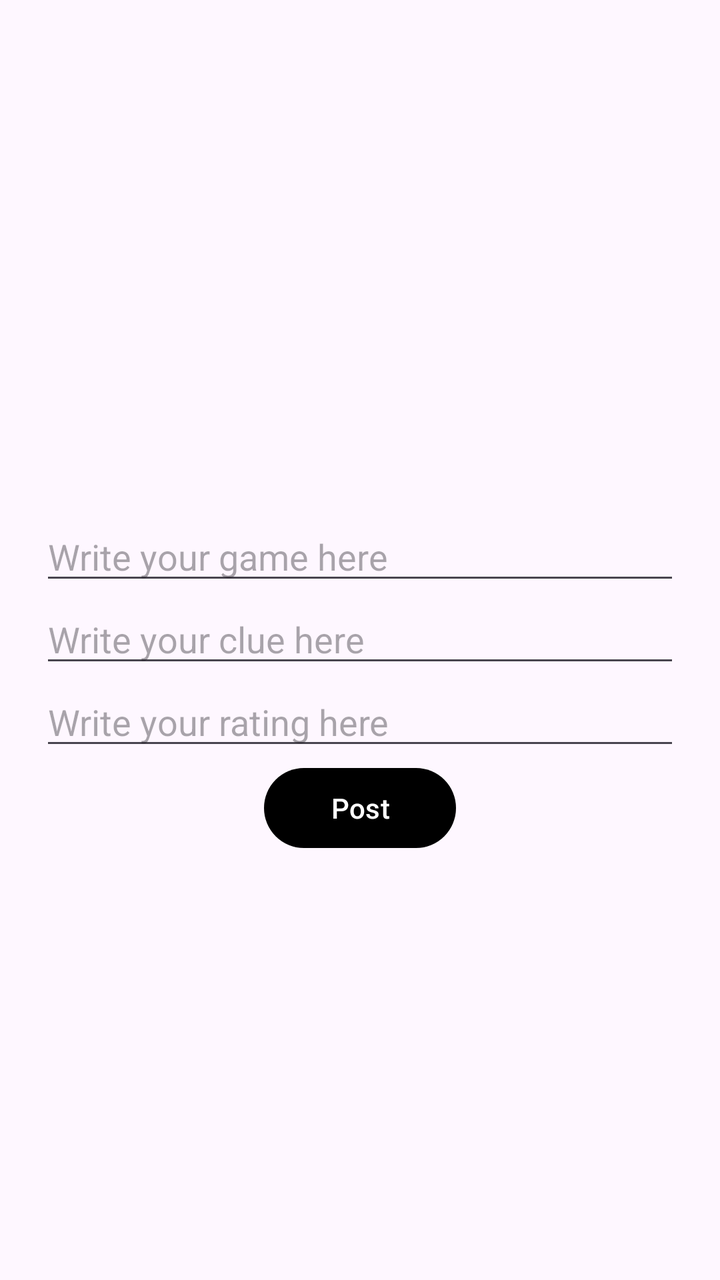
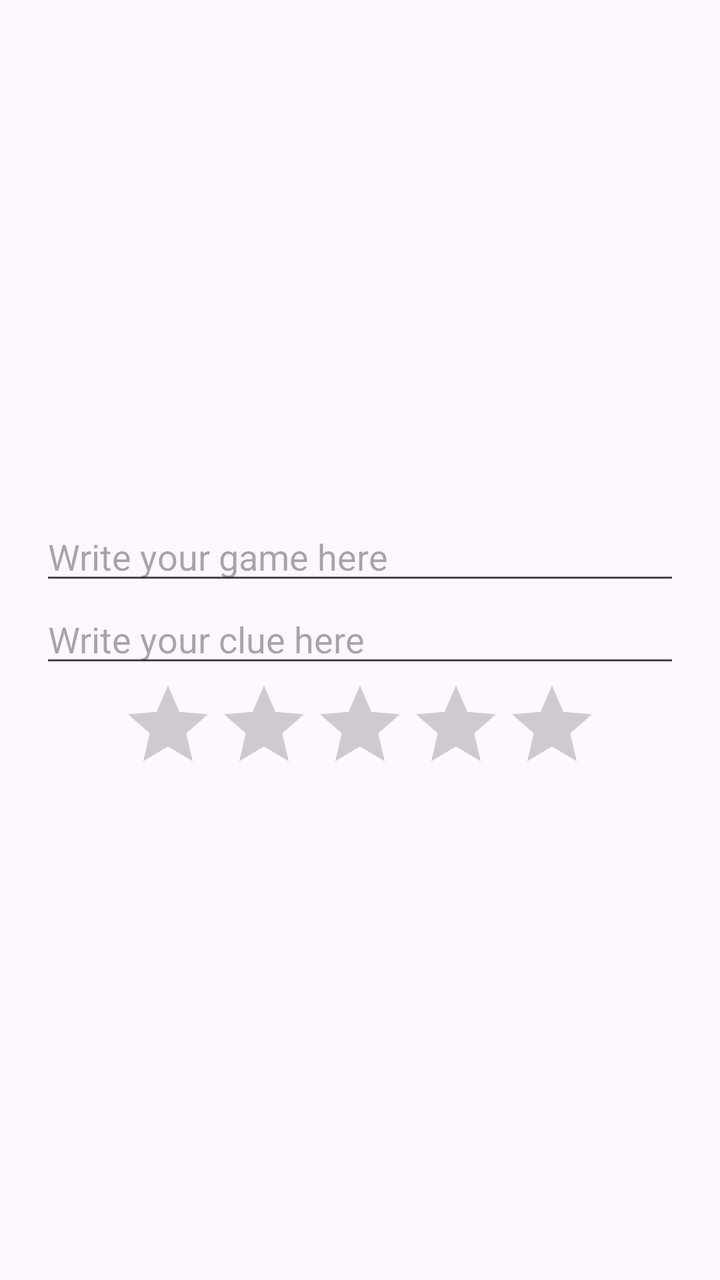

Compare the two renders of this Android layout. The source of the first and the diff that turns it into the second are given below.
<!-- AndroidManifest.xml: application theme Theme.TheApp -->
<!-- res/layout/fragment_create.xml -->
<?xml version="1.0" encoding="utf-8"?>
<LinearLayout xmlns:android="http://schemas.android.com/apk/res/android"
    xmlns:tools="http://schemas.android.com/tools"
    android:layout_width="match_parent"
    android:layout_height="match_parent"
    android:orientation="vertical"
    tools:context=".CreateFragment">

    <EditText
        android:id="@+id/gameField"
        android:layout_width="match_parent"
        android:layout_height="wrap_content"
        android:layout_gravity="center"
        android:layout_marginHorizontal="20dp"
        android:layout_marginTop="256dp"
        android:hint="@string/edit_game"/>

    <EditText
        android:id="@+id/clueField"
        android:layout_width="match_parent"
        android:layout_height="wrap_content"
        android:layout_gravity="center"
        android:layout_marginHorizontal="20dp"
        android:hint="@string/edit_clue" />
    
    <EditText
        android:id="@+id/ratingField"
        android:layout_width="match_parent"
        android:layout_height="wrap_content"
        android:layout_gravity="center"
        android:layout_marginHorizontal="20dp"
        android:hint="@string/edit_rating" />
    
    <Button
        android:id="@+id/postButton"
        android:layout_width="96dp"
        android:layout_height="48dp"
        android:layout_gravity="center"
        android:text="@string/post_button" />

</LinearLayout>
<!-- resources referenced by this layout -->
<resources>
  <string name="edit_clue">Write your clue here</string>
  <string name="edit_game">Write your game here</string>
  <string name="edit_rating">Write your rating here</string>
  <string name="post_button">Post</string>
  <style name="Theme.TheApp" parent="Base.Theme.TheApp" />
  <style name="Base.Theme.TheApp" parent="Theme.Material3.DayNight.NoActionBar">
          
          
          <item name="colorPrimary">@color/primary</item>
          <item name="colorOnPrimary">@color/on_primary</item>
      </style>
  <color name="primary">#000000</color>
  <color name="on_primary">#FFFFFF</color>
</resources>

<!-- the commit's change to res/layout/fragment_create.xml (unified diff, before → after) -->
@@ -22,20 +22,23 @@
         android:layout_gravity="center"
         android:layout_marginHorizontal="20dp"
         android:hint="@string/edit_clue" />
-    
-    <EditText
-        android:id="@+id/ratingField"
-        android:layout_width="match_parent"
+
+    <RatingBar
+        android:id="@+id/ratingBar"
+        android:layout_width="wrap_content"
         android:layout_height="wrap_content"
         android:layout_gravity="center"
-        android:layout_marginHorizontal="20dp"
-        android:hint="@string/edit_rating" />
+        android:numStars="5"
+        android:stepSize="0.5"/>
     
     <Button
         android:id="@+id/postButton"
-        android:layout_width="96dp"
-        android:layout_height="48dp"
+        android:background="@drawable/button_bg"
+        android:layout_width="match_parent"
+        android:layout_height="60dp"
         android:layout_gravity="center"
+        android:layout_marginHorizontal="20dp"
+        android:layout_marginTop="250dp"
         android:text="@string/post_button" />
 
 </LinearLayout>
<!-- resource entries referenced after the edit -->
@@ -1,10 +1,22 @@
 <!-- resources referenced by this layout -->
 <resources>
+  <!-- drawable button_bg (drawable) -->
+  <?xml version="1.0" encoding="utf-8"?>
+  <shape xmlns:android="http://schemas.android.com/apk/res/android"
+      android:shape="rectangle">
+  
+      <solid
+          android:color="@color/white"/>
+  
+      <corners
+          android:radius="15dp"/>
+  
+  </shape>
   <string name="edit_clue">Write your clue here</string>
   <string name="edit_game">Write your game here</string>
-  <string name="edit_rating">Write your rating here</string>
   <string name="post_button">Post</string>
   <style name="Theme.TheApp" parent="Base.Theme.TheApp" />
+  <color name="white">#FFFFFF</color>
   <style name="Base.Theme.TheApp" parent="Theme.Material3.DayNight.NoActionBar">
           
           
